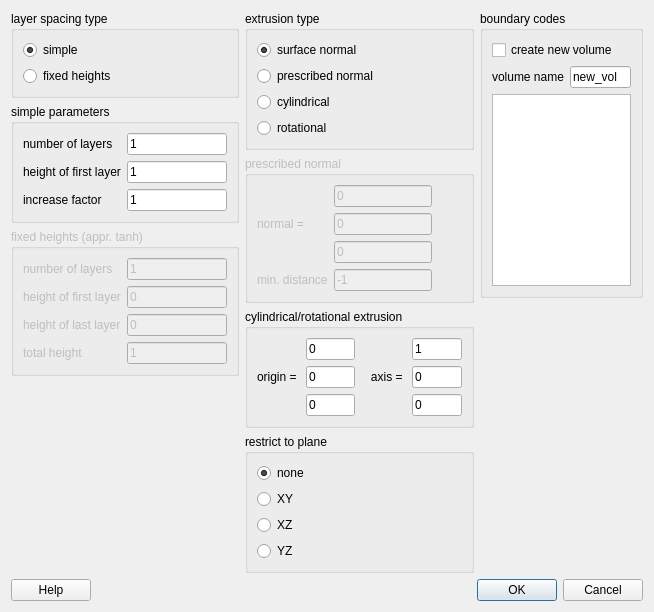
Before: the Qt Designer form src/libengrid/guinormalextrusion.ui in enGits/engrid, drawn with Qt 5.
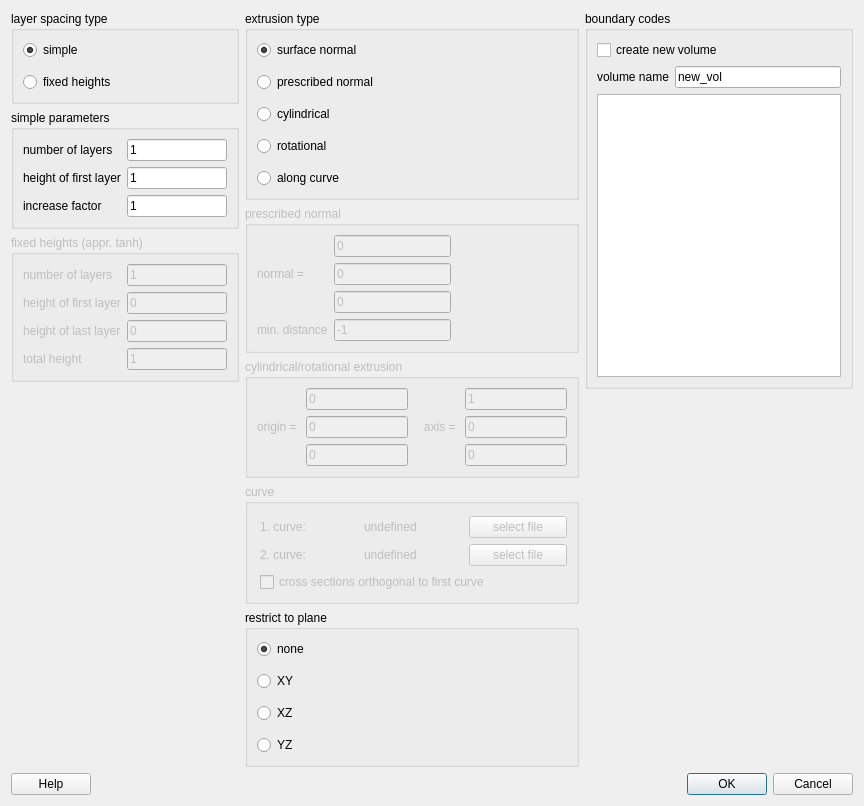
After: the same form once the commit is applied. Icons and pictures are not drawn.

Commit message: implemented extrusion along curves (rails)

```diff
--- a/src/libengrid/guinormalextrusion.ui
+++ b/src/libengrid/guinormalextrusion.ui
@@ -6,8 +6,8 @@
    <rect>
     <x>0</x>
     <y>0</y>
-    <width>654</width>
-    <height>587</height>
+    <width>864</width>
+    <height>782</height>
    </rect>
   </property>
   <property name="windowTitle">
@@ -18,37 +18,174 @@
     <normaloff>:/icons/resources/icons/G.png</normaloff>:/icons/resources/icons/G.png</iconset>
   </property>
   <layout class="QGridLayout" name="gridLayout_3">
-   <item row="1" column="0" colspan="3">
-    <spacer name="verticalSpacer">
-     <property name="orientation">
-      <enum>Qt::Vertical</enum>
-     </property>
-     <property name="sizeHint" stdset="0">
-      <size>
-       <width>20</width>
-       <height>40</height>
-      </size>
-     </property>
-    </spacer>
-   </item>
-   <item row="2" column="0" colspan="3">
-    <layout class="QHBoxLayout">
+   <item row="0" column="0">
+    <layout class="QVBoxLayout">
      <item>
-      <widget class="QPushButton" name="pushButtonHelp">
-       <property name="text">
-        <string>Help</string>
+      <widget class="QGroupBox" name="groupBox_3">
+       <property name="title">
+        <string>layer spacing type</string>
        </property>
+       <layout class="QVBoxLayout">
+        <property name="spacing">
+         <number>12</number>
+        </property>
+        <item>
+         <widget class="QRadioButton" name="radioButtonSimple">
+          <property name="text">
+           <string>simple</string>
+          </property>
+          <property name="checked">
+           <bool>true</bool>
+          </property>
+         </widget>
+        </item>
+        <item>
+         <widget class="QRadioButton" name="radioButtonFixedHeights">
+          <property name="text">
+           <string>fixed heights</string>
+          </property>
+         </widget>
+        </item>
+       </layout>
       </widget>
      </item>
      <item>
-      <widget class="QDialogButtonBox" name="buttonBox">
+      <widget class="QGroupBox" name="groupBoxSimple">
+       <property name="title">
+        <string>simple parameters</string>
+       </property>
+       <layout class="QGridLayout">
+        <item row="0" column="0">
+         <widget class="QLabel" name="label">
+          <property name="text">
+           <string>number of layers</string>
+          </property>
+         </widget>
+        </item>
+        <item row="0" column="1">
+         <widget class="QLineEdit" name="lineEditSimpleNumLayers">
+          <property name="minimumSize">
+           <size>
+            <width>100</width>
+            <height>0</height>
+           </size>
+          </property>
+          <property name="text">
+           <string>1</string>
+          </property>
+         </widget>
+        </item>
+        <item row="1" column="0">
+         <widget class="QLabel" name="label_2">
+          <property name="text">
+           <string>height of first layer</string>
+          </property>
+         </widget>
+        </item>
+        <item row="2" column="0">
+         <widget class="QLabel" name="label_3">
+          <property name="text">
+           <string>increase factor</string>
+          </property>
+         </widget>
+        </item>
+        <item row="1" column="1">
+         <widget class="QLineEdit" name="lineEditSimpleHeight">
+          <property name="text">
+           <string>1</string>
+          </property>
+         </widget>
+        </item>
+        <item row="2" column="1">
+         <widget class="QLineEdit" name="lineEditSimpleIncrease">
+          <property name="text">
+           <string>1</string>
+          </property>
+         </widget>
+        </item>
+       </layout>
+      </widget>
+     </item>
+     <item>
+      <widget class="QGroupBox" name="groupBoxFixedHeights">
+       <property name="enabled">
+        <bool>false</bool>
+       </property>
+       <property name="title">
+        <string>fixed heights (appr. tanh)</string>
+       </property>
+       <layout class="QGridLayout">
+        <item row="0" column="0">
+         <widget class="QLabel" name="label_4">
+          <property name="text">
+           <string>number of layers</string>
+          </property>
+         </widget>
+        </item>
+        <item row="0" column="1">
+         <widget class="QLineEdit" name="lineEditFixedHeightsNumLayers">
+          <property name="text">
+           <string>1</string>
+          </property>
+         </widget>
+        </item>
+        <item row="1" column="1">
+         <widget class="QLineEdit" name="lineEditFixedHeightsHeightFirst">
+          <property name="text">
+           <string>0</string>
+          </property>
+         </widget>
+        </item>
+        <item row="2" column="1">
+         <widget class="QLineEdit" name="lineEditFixedHeightsHeightLast">
+          <property name="text">
+           <string>0</string>
+          </property>
+         </widget>
+        </item>
+        <item row="1" column="0">
+         <widget class="QLabel" name="label_5">
+          <property name="text">
+           <string>height of first layer</string>
+          </property>
+         </widget>
+        </item>
+        <item row="2" column="0">
+         <widget class="QLabel" name="label_6">
+          <property name="text">
+           <string>height of last layer</string>
+          </property>
+         </widget>
+        </item>
+        <item row="3" column="1">
+         <widget class="QLineEdit" name="lineEditFixedHeightsTotalHeight">
+          <property name="text">
+           <string>1</string>
+          </property>
+         </widget>
+        </item>
+        <item row="3" column="0">
+         <widget class="QLabel" name="label_7">
+          <property name="text">
+           <string>total height</string>
+          </property>
+         </widget>
+        </item>
+       </layout>
+      </widget>
+     </item>
+     <item>
+      <spacer>
        <property name="orientation">
-        <enum>Qt::Horizontal</enum>
+        <enum>Qt::Vertical</enum>
        </property>
-       <property name="standardButtons">
-        <set>QDialogButtonBox::Cancel|QDialogButtonBox::Ok</set>
+       <property name="sizeHint" stdset="0">
+        <size>
+         <width>216</width>
+         <height>31</height>
+        </size>
        </property>
-      </widget>
+      </spacer>
      </item>
     </layout>
    </item>
@@ -60,6 +197,9 @@
         <string>extrusion type</string>
        </property>
        <layout class="QVBoxLayout" name="verticalLayout_2">
+        <property name="spacing">
+         <number>12</number>
+        </property>
         <item>
          <widget class="QRadioButton" name="radioButtonNormal">
           <property name="text">
@@ -94,6 +234,13 @@
           </property>
          </widget>
         </item>
+        <item>
+         <widget class="QRadioButton" name="m_RadioButtonCurve">
+          <property name="text">
+           <string>along curve</string>
+          </property>
+         </widget>
+        </item>
        </layout>
       </widget>
      </item>
@@ -167,65 +314,132 @@
      <item>
       <widget class="QGroupBox" name="groupBoxCylinder">
        <property name="enabled">
-        <bool>true</bool>
+        <bool>false</bool>
        </property>
        <property name="title">
         <string>cylindrical/rotational extrusion</string>
        </property>
        <layout class="QGridLayout" name="gridLayout">
-        <item row="0" column="1">
-         <widget class="QLineEdit" name="lineEditCylinderX0">
+        <item row="3" column="3">
+         <widget class="QLineEdit" name="lineEditCylinderNZ">
           <property name="text">
            <string>0</string>
           </property>
          </widget>
         </item>
-        <item row="0" column="3">
-         <widget class="QLineEdit" name="lineEditCylinderNX">
-          <property name="text">
-           <string>1</string>
-          </property>
-         </widget>
-        </item>
-        <item row="1" column="0">
-         <widget class="QLabel" name="label_8">
-          <property name="text">
-           <string>origin = </string>
-          </property>
-         </widget>
-        </item>
-        <item row="1" column="1">
+        <item row="2" column="1">
          <widget class="QLineEdit" name="lineEditCylinderY0">
           <property name="text">
            <string>0</string>
           </property>
          </widget>
         </item>
-        <item row="1" column="2">
+        <item row="3" column="1">
+         <widget class="QLineEdit" name="lineEditCylinderZ0">
+          <property name="text">
+           <string>0</string>
+          </property>
+         </widget>
+        </item>
+        <item row="2" column="3">
+         <widget class="QLineEdit" name="lineEditCylinderNY">
+          <property name="text">
+           <string>0</string>
+          </property>
+         </widget>
+        </item>
+        <item row="2" column="2">
          <widget class="QLabel" name="label_9">
           <property name="text">
            <string>   axis = </string>
           </property>
          </widget>
         </item>
+        <item row="1" column="1">
+         <widget class="QLineEdit" name="lineEditCylinderX0">
+          <property name="text">
+           <string>0</string>
+          </property>
+         </widget>
+        </item>
+        <item row="2" column="0">
+         <widget class="QLabel" name="label_8">
+          <property name="text">
+           <string>origin = </string>
+          </property>
+         </widget>
+        </item>
         <item row="1" column="3">
-         <widget class="QLineEdit" name="lineEditCylinderNY">
+         <widget class="QLineEdit" name="lineEditCylinderNX">
           <property name="text">
-           <string>0</string>
+           <string>1</string>
           </property>
          </widget>
         </item>
-        <item row="2" column="1">
-         <widget class="QLineEdit" name="lineEditCylinderZ0">
+       </layout>
+      </widget>
+     </item>
+     <item>
+      <widget class="QGroupBox" name="m_GroupBoxCurve">
+       <property name="enabled">
+        <bool>false</bool>
+       </property>
+       <property name="title">
+        <string>curve</string>
+       </property>
+       <layout class="QGridLayout" name="gridLayout_5">
+        <property name="leftMargin">
+         <number>12</number>
+        </property>
+        <property name="topMargin">
+         <number>12</number>
+        </property>
+        <item row="1" column="1">
+         <widget class="QLabel" name="m_LabelCurveFile2">
           <property name="text">
-           <string>0</string>
+           <string>undefined</string>
           </property>
          </widget>
         </item>
-        <item row="2" column="3">
-         <widget class="QLineEdit" name="lineEditCylinderNZ">
+        <item row="0" column="1">
+         <widget class="QLabel" name="m_LabelCurveFile1">
           <property name="text">
-           <string>0</string>
+           <string>undefined</string>
+          </property>
+         </widget>
+        </item>
+        <item row="0" column="0">
+         <widget class="QLabel" name="label_13">
+          <property name="text">
+           <string>1. curve:</string>
+          </property>
+         </widget>
+        </item>
+        <item row="1" column="0">
+         <widget class="QLabel" name="label_14">
+          <property name="text">
+           <string>2. curve:</string>
+          </property>
+         </widget>
+        </item>
+        <item row="0" column="2">
+         <widget class="QPushButton" name="m_PushButtonCurveFile1">
+          <property name="text">
+           <string>select file</string>
+          </property>
+         </widget>
+        </item>
+        <item row="1" column="2">
+         <widget class="QPushButton" name="m_PushButtonCurveFile2">
+          <property name="text">
+           <string>select file</string>
+          </property>
+         </widget>
+        </item>
+        <item row="2" column="0" colspan="3">
+         <widget class="QCheckBox" name="m_CheckBoxOrtho">
+          <property name="text">
+           <string>cross sections orthogonal to first curve</string>
           </property>
          </widget>
         </item>
@@ -238,6 +452,9 @@
         <string>restrict to plane</string>
        </property>
        <layout class="QVBoxLayout" name="verticalLayout_3">
+        <property name="spacing">
+         <number>12</number>
+        </property>
         <item>
          <widget class="QRadioButton" name="radioButtonNoRestrict">
           <property name="text">
@@ -272,19 +489,6 @@
        </layout>
       </widget>
      </item>
-     <item>
-      <spacer name="verticalSpacer_2">
-       <property name="orientation">
-        <enum>Qt::Vertical</enum>
-       </property>
-       <property name="sizeHint" stdset="0">
-        <size>
-         <width>20</width>
-         <height>40</height>
-        </size>
-       </property>
-      </spacer>
-     </item>
     </layout>
    </item>
    <item row="0" column="2">
@@ -337,171 +541,37 @@
      </item>
     </layout>
    </item>
-   <item row="0" column="0">
-    <layout class="QVBoxLayout">
+   <item row="1" column="0">
+    <spacer name="verticalSpacer">
+     <property name="orientation">
+      <enum>Qt::Vertical</enum>
+     </property>
+     <property name="sizeHint" stdset="0">
+      <size>
+       <width>20</width>
+       <height>40</height>
+      </size>
+     </property>
+    </spacer>
+   </item>
+   <item row="2" column="0" colspan="3">
+    <layout class="QHBoxLayout">
      <item>
-      <widget class="QGroupBox" name="groupBox_3">
-       <property name="title">
-        <string>layer spacing type</string>
+      <widget class="QPushButton" name="pushButtonHelp">
+       <property name="text">
+        <string>Help</string>
        </property>
-       <layout class="QVBoxLayout">
-        <item>
-         <widget class="QRadioButton" name="radioButtonSimple">
-          <property name="text">
-           <string>simple</string>
-          </property>
-          <property name="checked">
-           <bool>true</bool>
-          </property>
-         </widget>
-        </item>
-        <item>
-         <widget class="QRadioButton" name="radioButtonFixedHeights">
-          <property name="text">
-           <string>fixed heights</string>
-          </property>
-         </widget>
-        </item>
-       </layout>
       </widget>
      </item>
      <item>
-      <widget class="QGroupBox" name="groupBoxSimple">
-       <property name="title">
-        <string>simple parameters</string>
-       </property>
-       <layout class="QGridLayout">
-        <item row="0" column="0">
-         <widget class="QLabel" name="label">
-          <property name="text">
-           <string>number of layers</string>
-          </property>
-         </widget>
-        </item>
-        <item row="0" column="1">
-         <widget class="QLineEdit" name="lineEditSimpleNumLayers">
-          <property name="minimumSize">
-           <size>
-            <width>100</width>
-            <height>0</height>
-           </size>
-          </property>
-          <property name="text">
-           <string>1</string>
-          </property>
-         </widget>
-        </item>
-        <item row="1" column="0">
-         <widget class="QLabel" name="label_2">
-          <property name="text">
-           <string>height of first layer</string>
-          </property>
-         </widget>
-        </item>
-        <item row="2" column="0">
-         <widget class="QLabel" name="label_3">
-          <property name="text">
-           <string>increase factor</string>
-          </property>
-         </widget>
-        </item>
-        <item row="1" column="1">
-         <widget class="QLineEdit" name="lineEditSimpleHeight">
-          <property name="text">
-           <string>1</string>
-          </property>
-         </widget>
-        </item>
-        <item row="2" column="1">
-         <widget class="QLineEdit" name="lineEditSimpleIncrease">
-          <property name="text">
-           <string>1</string>
-          </property>
-         </widget>
-        </item>
-       </layout>
-      </widget>
-     </item>
-     <item>
-      <widget class="QGroupBox" name="groupBoxFixedHeights">
-       <property name="enabled">
-        <bool>false</bool>
-       </property>
-       <property name="title">
-        <string>fixed heights (appr. tanh)</string>
-       </property>
-       <layout class="QGridLayout">
-        <item row="0" column="0">
-         <widget class="QLabel" name="label_4">
-          <property name="text">
-           <string>number of layers</string>
-          </property>
-         </widget>
-        </item>
-        <item row="0" column="1">
-         <widget class="QLineEdit" name="lineEditFixedHeightsNumLayers">
-          <property name="text">
-           <string>1</string>
-          </property>
-         </widget>
-        </item>
-        <item row="1" column="1">
-         <widget class="QLineEdit" name="lineEditFixedHeightsHeightFirst">
-          <property name="text">
-           <string>0</string>
-          </property>
-         </widget>
-        </item>
-        <item row="2" column="1">
-         <widget class="QLineEdit" name="lineEditFixedHeightsHeightLast">
-          <property name="text">
-           <string>0</string>
-          </property>
-         </widget>
-        </item>
-        <item row="1" column="0">
-         <widget class="QLabel" name="label_5">
-          <property name="text">
-           <string>height of first layer</string>
-          </property>
-         </widget>
-        </item>
-        <item row="2" column="0">
-         <widget class="QLabel" name="label_6">
-          <property name="text">
-           <string>height of last layer</string>
-          </property>
-         </widget>
-        </item>
-        <item row="3" column="1">
-         <widget class="QLineEdit" name="lineEditFixedHeightsTotalHeight">
-          <property name="text">
-           <string>1</string>
-          </property>
-         </widget>
-        </item>
-        <item row="3" column="0">
-         <widget class="QLabel" name="label_7">
-          <property name="text">
-           <string>total height</string>
-          </property>
-         </widget>
-        </item>
-       </layout>
-      </widget>
-     </item>
-     <item>
-      <spacer>
+      <widget class="QDialogButtonBox" name="buttonBox">
        <property name="orientation">
-        <enum>Qt::Vertical</enum>
+        <enum>Qt::Horizontal</enum>
        </property>
-       <property name="sizeHint" stdset="0">
-        <size>
-         <width>216</width>
-         <height>31</height>
-        </size>
+       <property name="standardButtons">
+        <set>QDialogButtonBox::Cancel|QDialogButtonBox::Ok</set>
        </property>
-      </spacer>
+      </widget>
      </item>
     </layout>
    </item>
```
Left out of the diff: 55 changed lines with no effect on the pictures. The commit also changes 10 other files.
